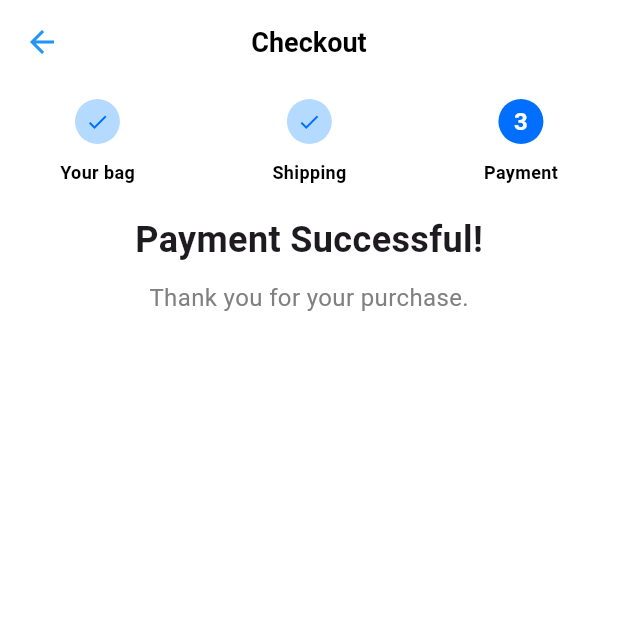
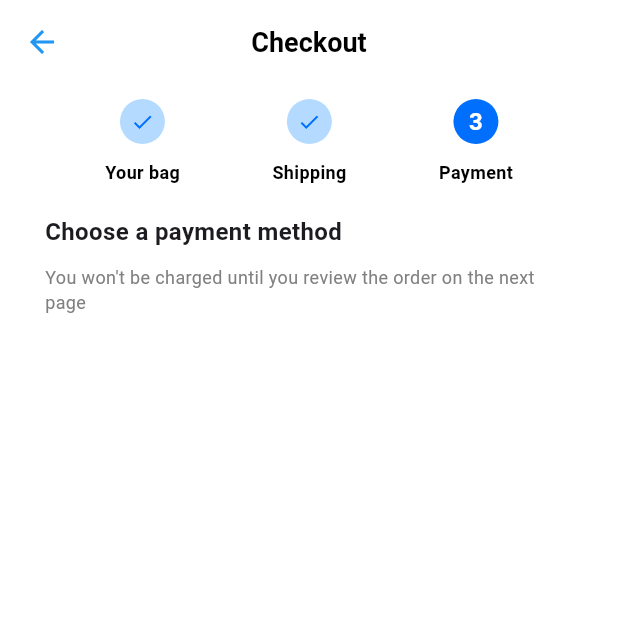
Before and after one commit to OrixJack/experience_app, a Flutter app: the PaymentView screen opened by its route, on a phone screen of 412 x 824 dp, the top half of it. Run offline on Flutter 3.47's test engine with Material 3 defaults, Android fonts, the phone set to English and light mode, and no system bars; our stand-ins replace dio, flutter_riverpod, freezed_annotation, go_router, shared_preferences; accounts and stored records are empty.

Commit message:
add: init payment view

```diff
--- a/lib/features/create_prototype/presentation/views/payment_view.dart
+++ b/lib/features/create_prototype/presentation/views/payment_view.dart
@@ -35,21 +35,26 @@ class PaymentView extends ConsumerWidget {
         // Aquí iría la implementación del proceso de pago, como formulario de tarjeta, resumen de compra, etc.
         // Por simplicidad, solo mostramos un mensaje de éxito.
         children: const [
-          Column(
-            mainAxisAlignment: MainAxisAlignment.start,
-            children: const [
+          Padding(
+            padding: EdgeInsets.symmetric(horizontal: 30.0),
+            child: Column(
+              crossAxisAlignment: CrossAxisAlignment.start,
+              children: [
                 StepsPayment(),
                 SizedBox(height: 10),
                 Text(
-                'Payment Successful!',
-                style: TextStyle(fontSize: 24, fontWeight: FontWeight.bold),
+                  'Choose a payment method',
+                  style: TextStyle(fontSize: 16, fontWeight: FontWeight.bold),
+                  textAlign: TextAlign.left,
                 ),
                 SizedBox(height: 10),
                 Text(
-                'Thank you for your purchase.',
-                style: TextStyle(fontSize: 16, color: AppColors.gray),
+                  'You won\'t be charged until you review the order on the next page',
+                  style: TextStyle(fontSize: 12, color: AppColors.gray),
+                  textAlign: TextAlign.left,
                 ),
               ],
+            ),
           ),
         ],
       ),
```
Lines whose indentation alone changed are shown as unchanged.
